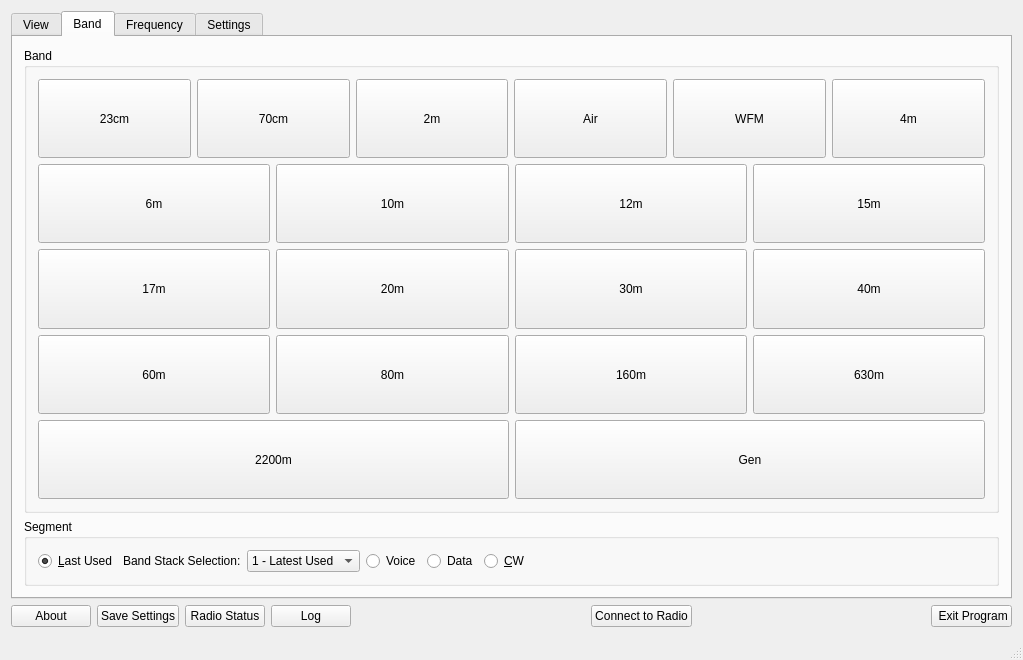
Qt form wfmain.ui (adecarolis/wfweb) before a commit.
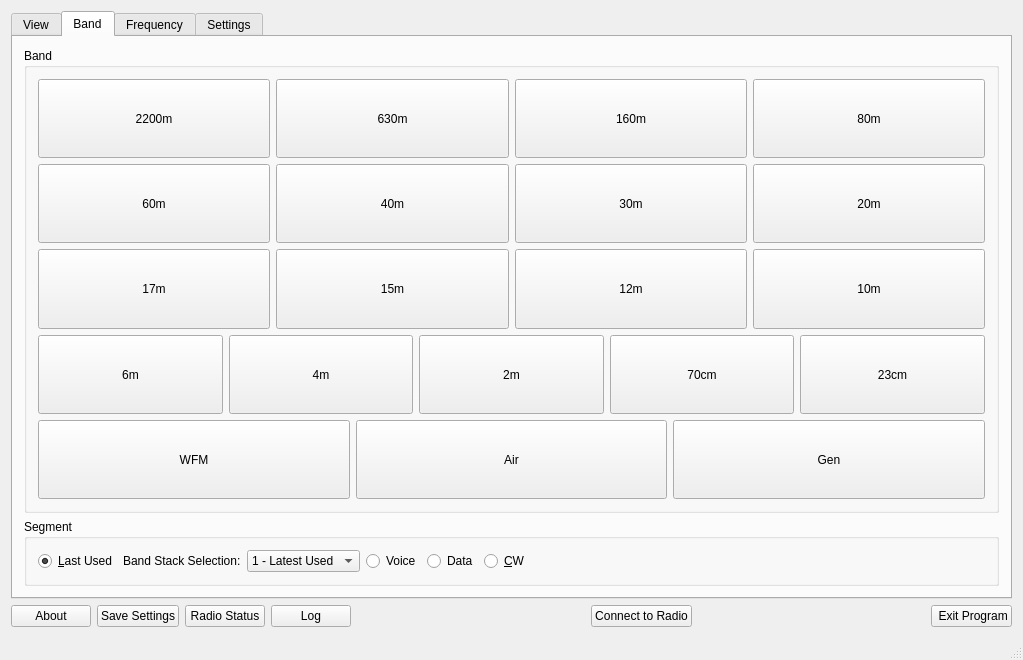
The same form after that commit. The open tabs and pages were chosen to show the change. Custom widgets are drawn as their Qt base class.

Commit message: bands page reorganized

What changed in the file:
```diff
--- a/wfmain.ui
+++ b/wfmain.ui
@@ -1231,7 +1231,7 @@
               <number>0</number>
              </property>
              <item>
-              <widget class="QPushButton" name="band23cmbtn">
+              <widget class="QPushButton" name="band2200mbtn">
                <property name="sizePolicy">
                 <sizepolicy hsizetype="Minimum" vsizetype="MinimumExpanding">
                  <horstretch>0</horstretch>
@@ -1245,7 +1245,7 @@
                 </size>
                </property>
                <property name="text">
-                <string>23cm</string>
+                <string>2200m</string>
                </property>
                <property name="shortcut">
                 <string/>
@@ -1253,7 +1253,7 @@
               </widget>
              </item>
              <item>
-              <widget class="QPushButton" name="band70cmbtn">
+              <widget class="QPushButton" name="band630mbtn">
                <property name="sizePolicy">
                 <sizepolicy hsizetype="Minimum" vsizetype="MinimumExpanding">
                  <horstretch>0</horstretch>
@@ -1267,7 +1267,7 @@
                 </size>
                </property>
                <property name="text">
-                <string>70cm</string>
+                <string>630m</string>
                </property>
                <property name="shortcut">
                 <string>U</string>
@@ -1275,7 +1275,7 @@
               </widget>
              </item>
              <item>
-              <widget class="QPushButton" name="band2mbtn">
+              <widget class="QPushButton" name="band160mbtn">
                <property name="sizePolicy">
                 <sizepolicy hsizetype="Minimum" vsizetype="MinimumExpanding">
                  <horstretch>0</horstretch>
@@ -1289,7 +1289,7 @@
                 </size>
                </property>
                <property name="text">
-                <string>2m</string>
+                <string>160m</string>
                </property>
                <property name="shortcut">
                 <string>V</string>
@@ -1297,7 +1297,7 @@
               </widget>
              </item>
              <item>
-              <widget class="QPushButton" name="bandAirbtn">
+              <widget class="QPushButton" name="band80mbtn">
                <property name="sizePolicy">
                 <sizepolicy hsizetype="Minimum" vsizetype="MinimumExpanding">
                  <horstretch>0</horstretch>
@@ -1311,54 +1311,10 @@
                 </size>
                </property>
                <property name="text">
-                <string>Air</string>
+                <string>80m</string>
                </property>
                <property name="shortcut">
-                <string>A</string>
-               </property>
-              </widget>
-             </item>
-             <item>
-              <widget class="QPushButton" name="bandWFMbtn">
-               <property name="sizePolicy">
-                <sizepolicy hsizetype="Minimum" vsizetype="MinimumExpanding">
-                 <horstretch>0</horstretch>
-                 <verstretch>0</verstretch>
-                </sizepolicy>
-               </property>
-               <property name="maximumSize">
-                <size>
-                 <width>16777215</width>
-                 <height>128</height>
-                </size>
-               </property>
-               <property name="text">
-                <string>WFM</string>
-               </property>
-               <property name="shortcut">
-                <string>W</string>
-               </property>
-              </widget>
-             </item>
-             <item>
-              <widget class="QPushButton" name="band4mbtn">
-               <property name="sizePolicy">
-                <sizepolicy hsizetype="Minimum" vsizetype="MinimumExpanding">
-                 <horstretch>0</horstretch>
-                 <verstretch>0</verstretch>
-                </sizepolicy>
-               </property>
-               <property name="maximumSize">
-                <size>
-                 <width>16777215</width>
-                 <height>128</height>
-                </size>
-               </property>
-               <property name="text">
-                <string>4m</string>
-               </property>
-               <property name="shortcut">
-                <string>$</string>
+                <string>8</string>
                </property>
               </widget>
              </item>
@@ -1367,7 +1323,7 @@
            <item>
             <layout class="QHBoxLayout" name="horizontalLayout_8">
              <item>
-              <widget class="QPushButton" name="band6mbtn">
+              <widget class="QPushButton" name="band60mbtn">
                <property name="sizePolicy">
                 <sizepolicy hsizetype="Minimum" vsizetype="MinimumExpanding">
                  <horstretch>0</horstretch>
@@ -1381,7 +1337,7 @@
                 </size>
                </property>
                <property name="text">
-                <string>6m</string>
+                <string>60m</string>
                </property>
                <property name="shortcut">
                 <string>6</string>
@@ -1389,7 +1345,7 @@
               </widget>
              </item>
              <item>
-              <widget class="QPushButton" name="band10mbtn">
+              <widget class="QPushButton" name="band40mbtn">
                <property name="sizePolicy">
                 <sizepolicy hsizetype="Minimum" vsizetype="MinimumExpanding">
                  <horstretch>0</horstretch>
@@ -1403,7 +1359,7 @@
                 </size>
                </property>
                <property name="text">
-                <string>10m</string>
+                <string>40m</string>
                </property>
                <property name="shortcut">
                 <string>1</string>
@@ -1411,7 +1367,7 @@
               </widget>
              </item>
              <item>
-              <widget class="QPushButton" name="band12mbtn">
+              <widget class="QPushButton" name="band30mbtn">
                <property name="sizePolicy">
                 <sizepolicy hsizetype="Minimum" vsizetype="MinimumExpanding">
                  <horstretch>0</horstretch>
@@ -1425,7 +1381,7 @@
                 </size>
                </property>
                <property name="text">
-                <string>12m</string>
+                <string>30m</string>
                </property>
                <property name="shortcut">
                 <string>T</string>
@@ -1433,7 +1389,7 @@
               </widget>
              </item>
              <item>
-              <widget class="QPushButton" name="band15mbtn">
+              <widget class="QPushButton" name="band20mbtn">
                <property name="sizePolicy">
                 <sizepolicy hsizetype="Minimum" vsizetype="MinimumExpanding">
                  <horstretch>0</horstretch>
@@ -1447,7 +1403,7 @@
                 </size>
                </property>
                <property name="text">
-                <string>15m</string>
+                <string>20m</string>
                </property>
                <property name="shortcut">
                 <string>5</string>
@@ -1481,7 +1437,7 @@
               </widget>
              </item>
              <item>
-              <widget class="QPushButton" name="band20mbtn">
+              <widget class="QPushButton" name="band15mbtn">
                <property name="sizePolicy">
                 <sizepolicy hsizetype="Minimum" vsizetype="MinimumExpanding">
                  <horstretch>0</horstretch>
@@ -1495,7 +1451,7 @@
                 </size>
                </property>
                <property name="text">
-                <string>20m</string>
+                <string>15m</string>
                </property>
                <property name="shortcut">
                 <string>2</string>
@@ -1503,7 +1459,7 @@
               </widget>
              </item>
              <item>
-              <widget class="QPushButton" name="band30mbtn">
+              <widget class="QPushButton" name="band12mbtn">
                <property name="sizePolicy">
                 <sizepolicy hsizetype="Minimum" vsizetype="MinimumExpanding">
                  <horstretch>0</horstretch>
@@ -1517,7 +1473,7 @@
                 </size>
                </property>
                <property name="text">
-                <string>30m</string>
+                <string>12m</string>
                </property>
                <property name="shortcut">
                 <string>3</string>
@@ -1525,7 +1481,7 @@
               </widget>
              </item>
              <item>
-              <widget class="QPushButton" name="band40mbtn">
+              <widget class="QPushButton" name="band10mbtn">
                <property name="sizePolicy">
                 <sizepolicy hsizetype="Minimum" vsizetype="MinimumExpanding">
                  <horstretch>0</horstretch>
@@ -1539,7 +1495,7 @@
                 </size>
                </property>
                <property name="text">
-                <string>40m</string>
+                <string>10m</string>
                </property>
                <property name="shortcut">
                 <string>4</string>
@@ -1551,7 +1507,7 @@
            <item>
             <layout class="QHBoxLayout" name="horizontalLayout_10">
              <item>
-              <widget class="QPushButton" name="band60mbtn">
+              <widget class="QPushButton" name="band6mbtn">
                <property name="sizePolicy">
                 <sizepolicy hsizetype="Minimum" vsizetype="MinimumExpanding">
                  <horstretch>0</horstretch>
@@ -1565,7 +1521,7 @@
                 </size>
                </property>
                <property name="text">
-                <string>60m</string>
+                <string>6m</string>
                </property>
                <property name="shortcut">
                 <string>S</string>
@@ -1573,7 +1529,7 @@
               </widget>
              </item>
              <item>
-              <widget class="QPushButton" name="band80mbtn">
+              <widget class="QPushButton" name="band4mbtn">
                <property name="sizePolicy">
                 <sizepolicy hsizetype="Minimum" vsizetype="MinimumExpanding">
                  <horstretch>0</horstretch>
@@ -1587,7 +1543,7 @@
                 </size>
                </property>
                <property name="text">
-                <string>80m</string>
+                <string>4m</string>
                </property>
                <property name="shortcut">
                 <string>8</string>
@@ -1595,7 +1551,7 @@
               </widget>
              </item>
              <item>
-              <widget class="QPushButton" name="band160mbtn">
+              <widget class="QPushButton" name="band2mbtn">
                <property name="sizePolicy">
                 <sizepolicy hsizetype="Minimum" vsizetype="MinimumExpanding">
                  <horstretch>0</horstretch>
@@ -1609,7 +1565,7 @@
                 </size>
                </property>
                <property name="text">
-                <string>160m</string>
+                <string>2m</string>
                </property>
                <property name="shortcut">
                 <string>L</string>
@@ -1617,7 +1573,7 @@
               </widget>
              </item>
              <item>
-              <widget class="QPushButton" name="band630mbtn">
+              <widget class="QPushButton" name="band70cmbtn">
                <property name="sizePolicy">
                 <sizepolicy hsizetype="Minimum" vsizetype="MinimumExpanding">
                  <horstretch>0</horstretch>
@@ -1631,7 +1587,32 @@
                 </size>
                </property>
                <property name="text">
-                <string>630m</string>
+                <string>70cm</string>
+               </property>
+               <property name="shortcut">
+                <string>U</string>
+               </property>
+              </widget>
+             </item>
+             <item>
+              <widget class="QPushButton" name="band23cmbtn">
+               <property name="sizePolicy">
+                <sizepolicy hsizetype="Minimum" vsizetype="MinimumExpanding">
+                 <horstretch>0</horstretch>
+                 <verstretch>0</verstretch>
+                </sizepolicy>
+               </property>
+               <property name="maximumSize">
+                <size>
+                 <width>16777215</width>
+                 <height>128</height>
+                </size>
+               </property>
+               <property name="text">
+                <string>23cm</string>
+               </property>
+               <property name="shortcut">
+                <string/>
                </property>
               </widget>
              </item>
@@ -1640,7 +1621,7 @@
            <item>
             <layout class="QHBoxLayout" name="horizontalLayout_11">
              <item>
-              <widget class="QPushButton" name="band2200mbtn">
+              <widget class="QPushButton" name="bandWFMbtn">
                <property name="sizePolicy">
                 <sizepolicy hsizetype="Minimum" vsizetype="MinimumExpanding">
                  <horstretch>0</horstretch>
@@ -1654,7 +1635,32 @@
                 </size>
                </property>
                <property name="text">
-                <string>2200m</string>
+                <string>WFM</string>
+               </property>
+               <property name="shortcut">
+                <string>W</string>
+               </property>
+              </widget>
+             </item>
+             <item>
+              <widget class="QPushButton" name="bandAirbtn">
+               <property name="sizePolicy">
+                <sizepolicy hsizetype="Minimum" vsizetype="MinimumExpanding">
+                 <horstretch>0</horstretch>
+                 <verstretch>0</verstretch>
+                </sizepolicy>
+               </property>
+               <property name="maximumSize">
+                <size>
+                 <width>16777215</width>
+                 <height>128</height>
+                </size>
+               </property>
+               <property name="text">
+                <string>Air</string>
+               </property>
+               <property name="shortcut">
+                <string>A</string>
                </property>
               </widget>
              </item>
```
Left out of the diff: 38 changed lines with no effect on the pictures.
